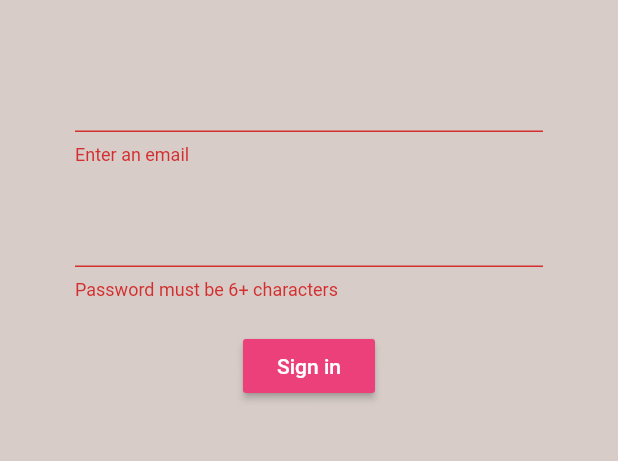
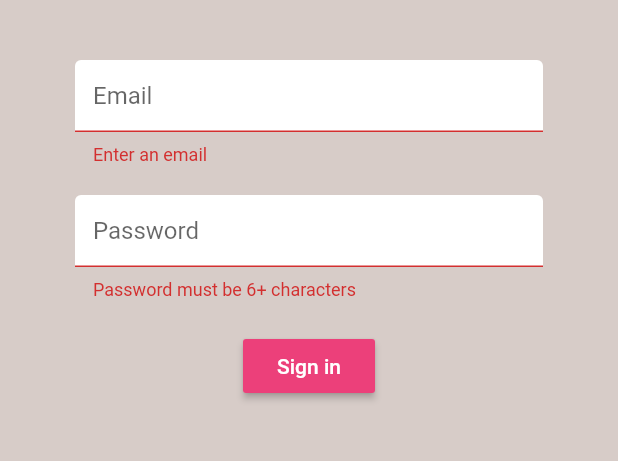
Before and after one commit to Anstroy/brew_crew, a Flutter app: the screen it shows after launch, after a tap on "Sign in", on a phone screen of 412 x 824 dp, the part 84-545 px from its top. Run offline on Flutter 3.47's test engine with Material 2 defaults, Android fonts, the phone set to English and light mode, and no system bars; our stand-ins replace firebase_auth; accounts and stored records are empty.

Commit message:
finishing part 14

```diff
--- a/lib/screens/authenticate/register.dart
+++ b/lib/screens/authenticate/register.dart
@@ -1,5 +1,6 @@
 import 'package:flutter/material.dart';
 import 'package:brew_crew/services/auth.dart';
+import 'package:brew_crew/shared/constants.dart';
 
 class Register extends StatefulWidget {
   final Function toggleView;
@@ -50,6 +51,7 @@ class _RegisterState extends State<Register> {
                   onChanged: (val) {
                     setState(() => email = val);
                   },
+                  decoration: TextInputDecoration.copyWith(hintText: 'Email'),
                 ),
                 SizedBox(
                   height: 20.0,
@@ -62,6 +64,8 @@ class _RegisterState extends State<Register> {
                   onChanged: (val) {
                     setState(() => password = val);
                   },
+                  decoration:
+                      TextInputDecoration.copyWith(hintText: 'Password'),
                 ),
                 SizedBox(
                   height: 20.0,
--- a/lib/screens/authenticate/sign_in.dart
+++ b/lib/screens/authenticate/sign_in.dart
@@ -1,5 +1,6 @@
 import 'package:brew_crew/screens/authenticate/authenticate.dart';
 import 'package:flutter/material.dart';
+import 'package:brew_crew/shared/constants.dart';
 
 import '../../services/auth.dart';
 
@@ -53,19 +54,22 @@ class _SignInState extends State<SignIn> {
                   onChanged: (val) {
                     setState(() => email = val);
                   },
+                  decoration: TextInputDecoration.copyWith(hintText: 'Email'),
                 ),
                 SizedBox(
                   height: 20.0,
                 ),
                 TextFormField(
-                  /* setting validator */
-                  validator: (val) =>
-                      val.length < 6 ? 'Password must be 6+ characters' : null,
-                  obscureText: true,
-                  onChanged: (val) {
-                    setState(() => password = val);
-                  },
-                ),
+                    /* setting validator */
+                    validator: (val) => val.length < 6
+                        ? 'Password must be 6+ characters'
+                        : null,
+                    obscureText: true,
+                    onChanged: (val) {
+                      setState(() => password = val);
+                    },
+                    decoration:
+                        TextInputDecoration.copyWith(hintText: 'Password')),
                 SizedBox(
                   height: 20.0,
                 ),
--- /dev/null
+++ b/lib/shared/constants.dart
@@ -0,0 +1,11 @@
+import 'package:flutter/material.dart';
+
+const TextInputDecoration = InputDecoration(
+  hintText: 'Email',
+  fillColor: Colors.white,
+  filled: true,
+  enabledBorder: OutlineInputBorder(
+      borderSide: BorderSide(color: Colors.white, width: 2.0)),
+  focusedBorder: OutlineInputBorder(
+      borderSide: BorderSide(color: Colors.pink, width: 2.0)),
+);
```
